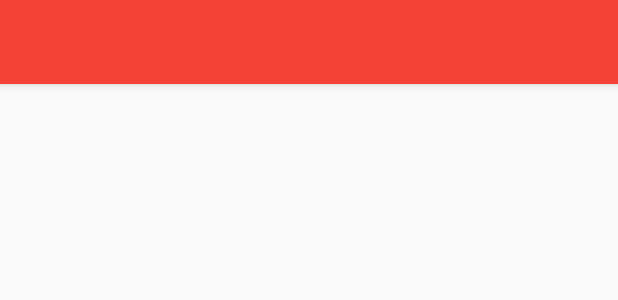
After one commit to RamsesMartinez/ShakeApp, an Android app: the layout toolbar.xml on its own in the app's theme, with its tools: preview values and no code run, on a phone screen of 412 x 824 dp. The commit adds this screen. Shown: the top 300 px of the screen. Run offline under Robolectric (Android 15) with nearby library versions, the phone set to English and light mode, and no system bars.

Commit message:
Toolbar agregado al activity_main

```diff
--- /dev/null
+++ b/app/src/main/res/layout/toolbar.xml
@@ -0,0 +1,11 @@
+<?xml version="1.0" encoding="utf-8"?>
+<android.support.v7.widget.Toolbar
+    xmlns:android="http://schemas.android.com/apk/res/android"
+    xmlns:app="http://schemas.android.com/apk/res-auto"
+    android:id="@+id/activity_my_toolbar"
+    android:background="@color/primary"
+    android:elevation="@dimen/elevation_toolbar"
+    android:layout_width="match_parent"
+    android:layout_height="?attr/actionBarSize"
+    app:theme="@style/ThemeOverlay.AppCompat.Dark.ActionBar"
+    app:popupTheme="@style/ThemeOverlay.AppCompat.Dark.ActionBar"/>
--- a/app/src/main/res/values-v21/styles.xml
+++ /dev/null
@@ -1,13 +0,0 @@
-<?xml version="1.0" encoding="utf-8"?>
-<resources>
-    <style name="AppTheme" parent="android:Theme.Material.Light.DarkActionBar">
-        <item name="android:colorPrimary">@color/primary</item>
-        <item name="android:colorPrimaryDark">@color/primary</item>
-        <item name="android:colorActivatedHighlight">@color/primary_light</item>
-        <item name="android:colorAccent">@color/accent</item>
-        <item name="android:textColorPrimary">@color/primary_text</item>
-        <item name="android:textColorSecondary">@color/secondary_text</item>
-        <item name="android:icon">@color/icons</item>
-        <item name="android:divider">@color/divider</item>
-    </style>
-</resources>
--- a/app/src/main/res/values/dimens.xml
+++ b/app/src/main/res/values/dimens.xml
@@ -2,4 +2,7 @@
     <!-- Default screen margins, per the Android Design guidelines. -->
     <dimen name="activity_horizontal_margin">16dp</dimen>
     <dimen name="activity_vertical_margin">16dp</dimen>
+    <dimen name="elevation_floating_button">16dp</dimen>
+    <dimen name="elevation_toolbar">4dp</dimen>
+    <dimen name="margin_floating_button">16dp</dimen>
 </resources>
--- a/app/src/main/res/values/styles.xml
+++ b/app/src/main/res/values/styles.xml
@@ -1,11 +1,16 @@
 <resources>
 
     <!-- Base application theme. -->
-    <style name="AppTheme" parent="Theme.AppCompat.Light.DarkActionBar">
+    <style name="AppTheme" parent="Theme.AppCompat.Light.NoActionBar">
         <!-- Customize your theme here. -->
         <item name="colorPrimary">@color/primary</item>
         <item name="colorPrimaryDark">@color/primary_dark</item>
+        <item name="colorPrimaryLight">@color/primary_light</item>
         <item name="colorAccent">@color/accent</item>
+        <item name="textColorPrimary">@color/primary_text</item>
+        <item name="textColorSecondary">@color/secondary_text</item>
+        <item name="icon">@color/icons</item>
+        <item name="divider">@color/divider</item>
     </style>
 
 </resources>
```
Also changed, not shown: app/src/main/res/layout/activity_main.xml (+7 -6 lines), app/src/main/res/mipmap-hdpi/ic_launcher.png, app/src/main/res/mipmap-mdpi/ic_launcher.png, app/src/main/res/mipmap-xhdpi/ic_launcher.png, app/src/main/res/mipmap-xxhdpi/ic_launcher.png, app/src/main/res/mipmap-xxxhdpi/ic_launcher.png.
